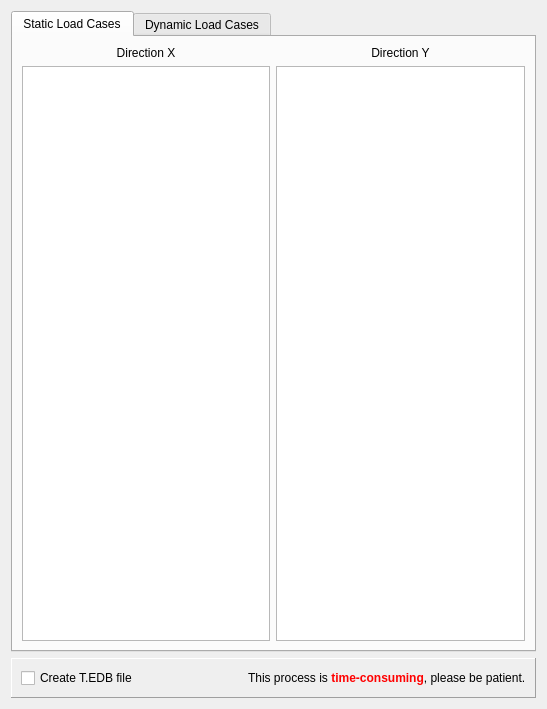
ebrahimraeyat/civilTools, file widgets/drift.ui: the form before one commit.
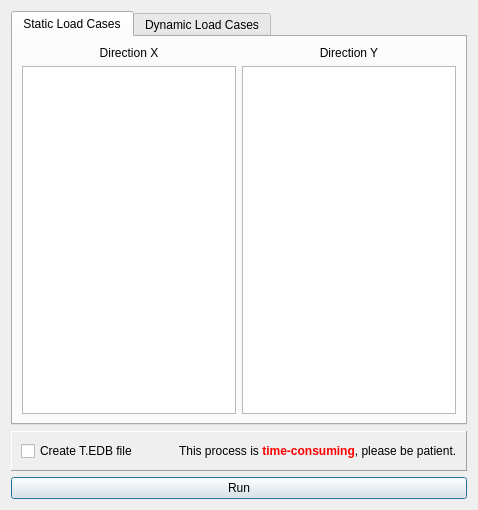
The form after the commit. Icons and pictures are not drawn.

Diff of the .ui file:
```diff
--- a/widgets/drift.ui
+++ b/widgets/drift.ui
@@ -6,8 +6,8 @@
    <rect>
     <x>0</x>
     <y>0</y>
-    <width>547</width>
-    <height>709</height>
+    <width>478</width>
+    <height>510</height>
    </rect>
   </property>
   <property name="windowTitle">
@@ -218,6 +218,23 @@
      </layout>
     </widget>
    </item>
+   <item>
+    <widget class="QPushButton" name="run">
+     <property name="text">
+      <string>Run</string>
+     </property>
+     <property name="icon">
+      <iconset resource="../civiltools.qrc">
+       <normaloff>:/civiltools/images/run.svg</normaloff>:/civiltools/images/run.svg</iconset>
+     </property>
+     <property name="iconSize">
+      <size>
+       <width>60</width>
+       <height>60</height>
+      </size>
+     </property>
+    </widget>
+   </item>
   </layout>
  </widget>
  <resources/>
```
Left out of the diff: 4 changed lines with no effect on the pictures.
